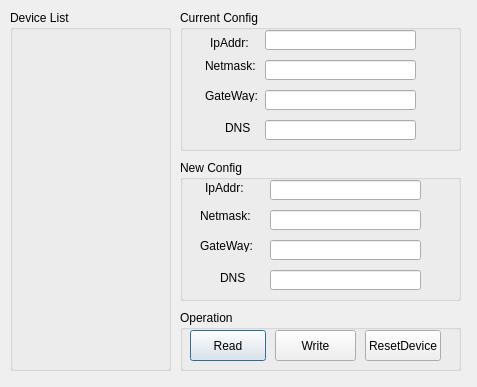
Above: qeditipconfigdialog.ui from gaopindianzi/relay_control_terminal before the change. Below: the same form after it.
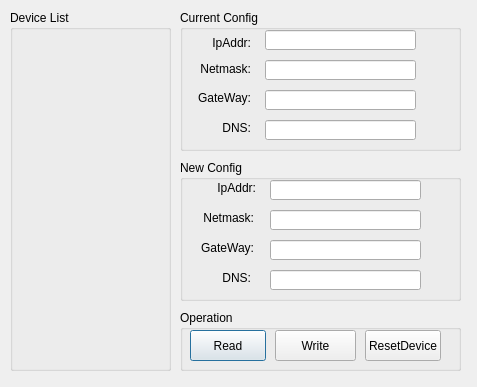
That is the form after the change.

Patch:
```diff
--- a/qeditipconfigdialog.ui
+++ b/qeditipconfigdialog.ui
@@ -53,53 +53,68 @@
    <widget class="QLabel" name="label">
     <property name="geometry">
      <rect>
-      <x>30</x>
+      <x>20</x>
       <y>25</y>
-      <width>46</width>
+      <width>51</width>
       <height>16</height>
      </rect>
     </property>
     <property name="text">
      <string>IpAddr:</string>
     </property>
+    <property name="alignment">
+     <set>Qt::AlignRight|Qt::AlignTrailing|Qt::AlignVCenter</set>
+    </property>
    </widget>
    <widget class="QLabel" name="label_2">
     <property name="geometry">
      <rect>
-      <x>25</x>
-      <y>50</y>
-      <width>54</width>
-      <height>12</height>
+      <x>5</x>
+      <y>51</y>
+      <width>66</width>
+      <height>16</height>
      </rect>
     </property>
     <property name="text">
      <string>Netmask:</string>
     </property>
+    <property name="alignment">
+     <set>Qt::AlignRight|Qt::AlignTrailing|Qt::AlignVCenter</set>
+    </property>
    </widget>
    <widget class="QLabel" name="label_3">
     <property name="geometry">
      <rect>
-      <x>25</x>
+      <x>15</x>
       <y>80</y>
-      <width>54</width>
-      <height>12</height>
+      <width>56</width>
+      <height>16</height>
      </rect>
     </property>
     <property name="text">
      <string>GateWay:</string>
     </property>
+    <property name="alignment">
+     <set>Qt::AlignRight|Qt::AlignTrailing|Qt::AlignVCenter</set>
+    </property>
    </widget>
    <widget class="QLabel" name="label_4">
     <property name="geometry">
      <rect>
-      <x>45</x>
+      <x>20</x>
       <y>110</y>
-      <width>26</width>
+      <width>51</width>
       <height>16</height>
      </rect>
     </property>
+    <property name="layoutDirection">
+     <enum>Qt::LeftToRight</enum>
+    </property>
     <property name="text">
-     <string>DNS:    </string>
+     <string>DNS:</string>
+    </property>
+    <property name="alignment">
+     <set>Qt::AlignRight|Qt::AlignTrailing|Qt::AlignVCenter</set>
     </property>
    </widget>
    <widget class="QLineEdit" name="lineEditCurrIpAddr">
@@ -198,14 +213,17 @@
    <widget class="QLabel" name="label_8">
     <property name="geometry">
      <rect>
-      <x>40</x>
+      <x>20</x>
       <y>110</y>
-      <width>26</width>
+      <width>51</width>
       <height>16</height>
      </rect>
     </property>
     <property name="text">
-     <string>DNS:    </string>
+     <string>DNS:</string>
+    </property>
+    <property name="alignment">
+     <set>Qt::AlignRight|Qt::AlignTrailing|Qt::AlignVCenter</set>
     </property>
    </widget>
    <widget class="QLabel" name="label_5">
@@ -214,38 +232,47 @@
       <x>20</x>
       <y>80</y>
       <width>54</width>
-      <height>12</height>
+      <height>16</height>
      </rect>
     </property>
     <property name="text">
      <string>GateWay:</string>
     </property>
+    <property name="alignment">
+     <set>Qt::AlignRight|Qt::AlignTrailing|Qt::AlignVCenter</set>
+    </property>
    </widget>
    <widget class="QLabel" name="label_6">
     <property name="geometry">
      <rect>
-      <x>20</x>
+      <x>8</x>
       <y>50</y>
-      <width>54</width>
-      <height>12</height>
+      <width>66</width>
+      <height>16</height>
      </rect>
     </property>
     <property name="text">
      <string>Netmask:</string>
     </property>
+    <property name="alignment">
+     <set>Qt::AlignRight|Qt::AlignTrailing|Qt::AlignVCenter</set>
+    </property>
    </widget>
    <widget class="QLabel" name="label_7">
     <property name="geometry">
      <rect>
       <x>25</x>
       <y>20</y>
-      <width>46</width>
+      <width>51</width>
       <height>16</height>
      </rect>
     </property>
     <property name="text">
      <string>IpAddr:</string>
     </property>
+    <property name="alignment">
+     <set>Qt::AlignRight|Qt::AlignTrailing|Qt::AlignVCenter</set>
+    </property>
    </widget>
   </widget>
   <widget class="QGroupBox" name="groupBox_4">
```
